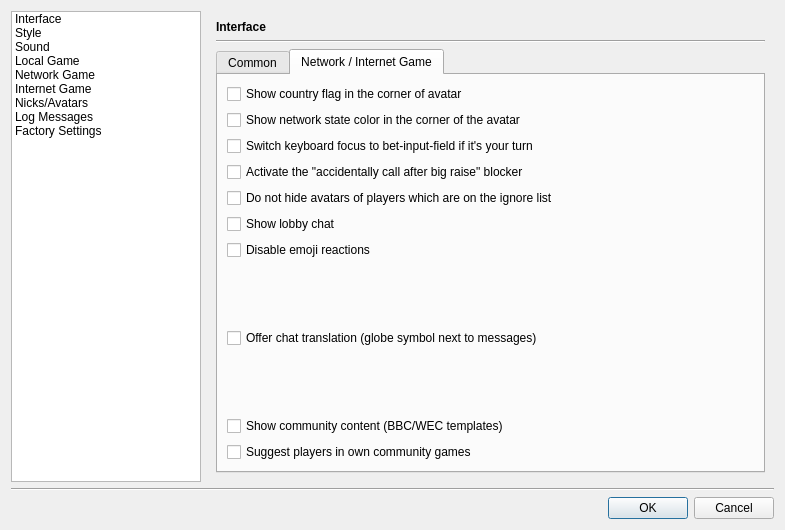
The window that src/gui/qt/settingsdialog.ui (pokerth/pokerth) describes before a commit, drawn with Qt 5.
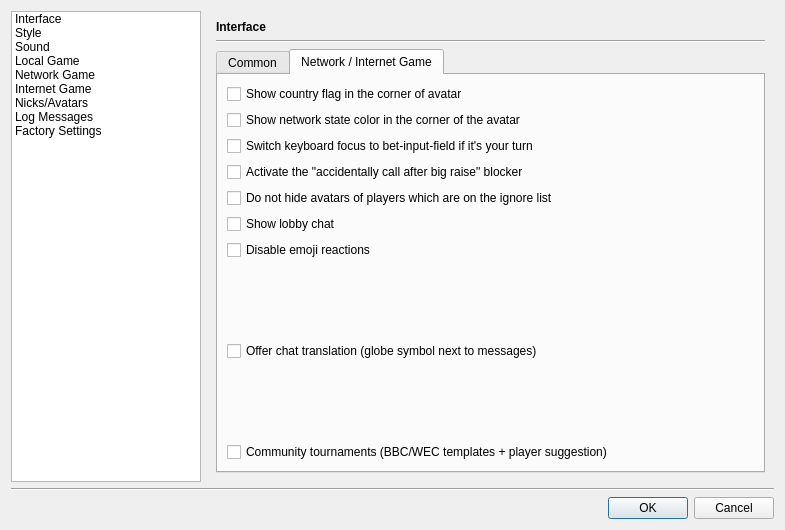
The same window after the commit. The open tabs and pages were chosen to show the change. Icons and pictures are not drawn. Custom widgets are drawn as their Qt base class.

Commit message: qml: bugfix windows build issue with window resizing and clickable zones

What changed in the file:
```diff
--- a/src/gui/qt/settingsdialog.ui
+++ b/src/gui/qt/settingsdialog.ui
@@ -403,17 +403,7 @@
                 <string>Shows the official community tournament templates (BBC Steps, Monthly Cup, WEC) when creating an invite-only game.</string>
                </property>
                <property name="text">
-                <string>Show community content (BBC/WEC templates)</string>
-               </property>
-              </widget>
-             </item>
-             <item row="9" column="0" colspan="2">
-              <widget class="QCheckBox" name="checkBox_ShowCommunitySuggest">
-               <property name="toolTip">
-                <string>Adds a &quot;Suggest players&quot; button in the waiting room of your own BBC/WEC invite game. Only relevant for the few BBC/WEC admins.</string>
-               </property>
-               <property name="text">
-                <string>Suggest players in own community games</string>
+                <string>Community tournaments (BBC/WEC templates + player suggestion)</string>
                </property>
               </widget>
              </item>
```
Left out of the diff: 2 changed lines with no effect on the pictures. The commit also changes 4 other files.
